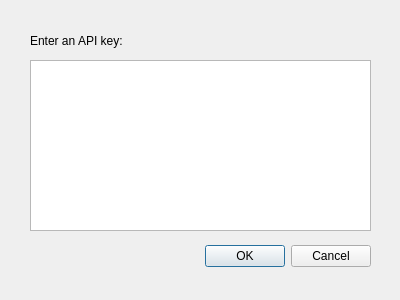
Qt form addapikeydialog.ui (jake-kolk/CPT_S322.Project) before a commit.
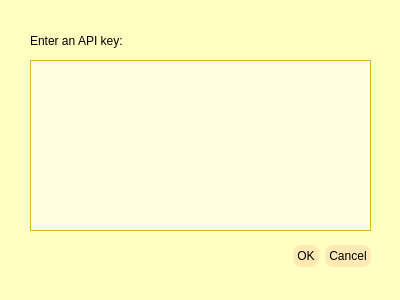
The same form after that commit.

Commit message: updated colors, status bar, cursor

The edit to the form file:
```diff
--- a/addapikeydialog.ui
+++ b/addapikeydialog.ui
@@ -13,6 +13,33 @@
   <property name="windowTitle">
    <string>Dialog</string>
   </property>
+  <property name="styleSheet">
+   <string notr="true">QDialog {
+	background: rgb(255, 255, 191);
+	color: rgb(32, 34, 25);
+}
+
+QTextEdit {
+	background: rgb(255, 255, 222);
+	border: 1px solid rgb(225, 176, 50);
+	color: rgb(32, 34, 25);
+}
+QTextEdit:selected {
+	border: 2px;
+}
+
+QPushButton {
+padding: 4px;
+	background-color: rgba(255, 234, 180, 250);
+	border-radius: 8px;
+}
+QPushButton:hover {
+    background-color: rgba(223, 208, 133, 250);
+}
+QPushButton:pressed {
+    background-color: rgba(184, 129, 34, 250);
+}</string>
+  </property>
   <widget class="QDialogButtonBox" name="buttonBox">
    <property name="geometry">
     <rect>
```
The commit also changes 4 other files.
